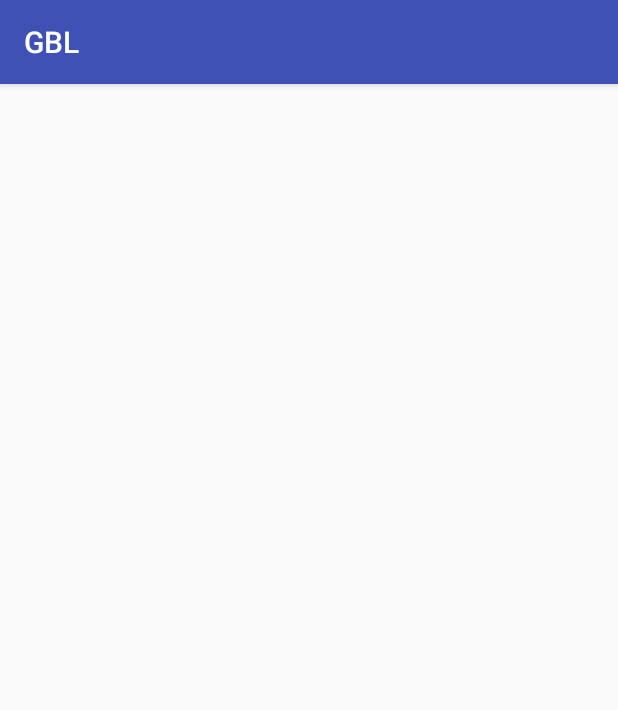
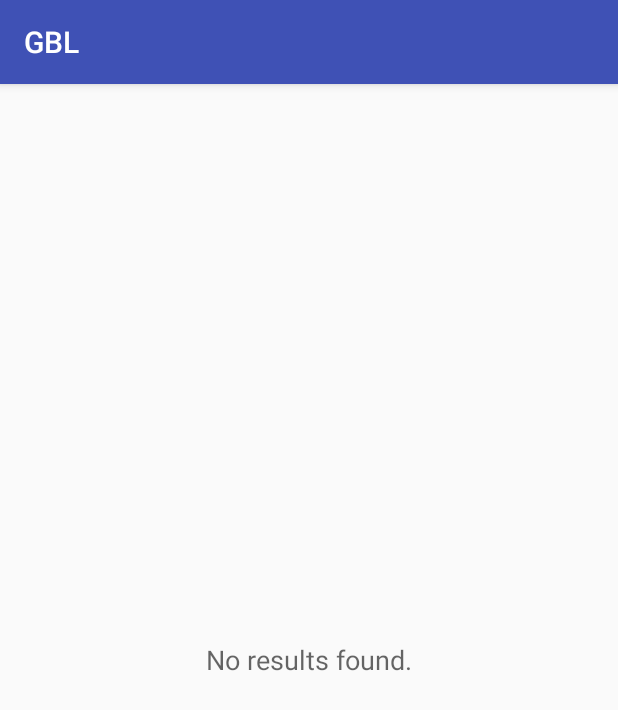
Before and after one commit to waakye/GoogleBooks, an Android app: the screen it shows after launch (MainActivity), on a phone screen of 412 x 824 dp. Shown: the top 710 px of the screen. Run offline under Robolectric (Android 15) with nearby library versions, the phone set to English and light mode, and no system bars.

Commit message:
Add empty state to listview

```diff
--- a/app/src/main/java/com/waakye/gbl/MainActivity.java
+++ b/app/src/main/java/com/waakye/gbl/MainActivity.java
@@ -5,6 +5,7 @@ import android.content.Loader;
 import android.os.Bundle;
 import android.support.v7.app.AppCompatActivity;
 import android.widget.ListView;
+import android.widget.TextView;
 
 import java.util.ArrayList;
 import java.util.List;
@@ -24,6 +25,9 @@ public class MainActivity extends AppCompatActivity implements LoaderManager.Loa
     /** Adapter for the list of booklistings */
     private BookListingAdapter mAdapter;
 
+    /** TextView that is displayed when the list is empty */
+    private TextView mEmptyStateTextView;
+
     @Override
     protected void onCreate(Bundle savedInstanceState) {
         super.onCreate(savedInstanceState);
@@ -31,6 +35,9 @@ public class MainActivity extends AppCompatActivity implements LoaderManager.Loa
 
         // Find a reference to the {@link ListView} in the layout
         ListView listView = (ListView)findViewById(R.id.listview_booklisting);
+
+        mEmptyStateTextView = (TextView)findViewById(R.id.empty_view);
+        listView.setEmptyView(mEmptyStateTextView);
 
         // Create a new adapter that takes an empty list of booklistings as inputs
         mAdapter = new BookListingAdapter(this, new ArrayList<BookListing>());
@@ -58,6 +65,9 @@ public class MainActivity extends AppCompatActivity implements LoaderManager.Loa
 
     @Override
     public void onLoadFinished(Loader<List<BookListing>> loader, List<BookListing> data) {
+        // Set empty state to display "No results found."
+        mEmptyStateTextView.setText(R.string.no_results_found);
+
         // Clear the adapter of previous booklistings data
         mAdapter.clear();
 
@@ -75,27 +85,4 @@ public class MainActivity extends AppCompatActivity implements LoaderManager.Loa
         // Loader reset, so we can clear out our existing data
         mAdapter.clear();
     }
-
-//    private class BookListingAsyncTask extends AsyncTask<String, Void, List<BookListing>> {
-//
-//        @Override
-//        protected List<BookListing> doInBackground(String... urls) {
-//            // Don't perform the request if there is no URLs, or the first URL is null
-//            if (urls.length < 1 || urls[0] == null) {
-//                return null;
-//            }
-//
-//            List<BookListing> result = QueryUtils.fetchBookListingData(GOOGLE_BOOKS_QUERY);
-//            return result;
-//        }
-//
-//        @Override
-//        protected void onPostExecute(List<BookListing> data) {
-//            mAdapter.clear();
-//
-//            if (data != null && !data.isEmpty()) {
-//                mAdapter.addAll(data);
-//            }
-//        }
-//    }
 }
--- a/app/src/main/res/layout/activity_search.xml
+++ b/app/src/main/res/layout/activity_search.xml
@@ -1,6 +1,22 @@
 <?xml version="1.0" encoding="utf-8"?>
-<ListView xmlns:android="http://schemas.android.com/apk/res/android"
-    android:id="@+id/listview_booklisting"
+<RelativeLayout
+    xmlns:android="http://schemas.android.com/apk/res/android"
     android:layout_width="match_parent"
-    android:layout_height="match_parent"
-    android:padding="@dimen/activity_padding"/>
+    android:layout_height="match_parent">
+
+    <ListView xmlns:android="http://schemas.android.com/apk/res/android"
+        android:id="@+id/listview_booklisting"
+        android:layout_width="match_parent"
+        android:layout_height="match_parent"
+        android:padding="@dimen/activity_padding" />
+
+    <!-- Empty view is only visible when the list has no items. -->
+    <TextView
+        android:id="@+id/empty_view"
+        android:layout_width="wrap_content"
+        android:layout_height="wrap_content"
+        android:layout_centerInParent="true"
+        android:text="@string/no_results_found"
+        android:textAppearance="?android:textAppearanceMedium"/>
+
+</RelativeLayout>
--- a/app/src/main/res/values/strings.xml
+++ b/app/src/main/res/values/strings.xml
@@ -3,4 +3,5 @@
     <string name="app_label">Book Search Powered by Google</string>
     <string name="search_hint">Enter book keywords</string>
     <string name="no_description">No description provided.</string>
+    <string name="no_results_found">No results found.</string>
 </resources>
```
